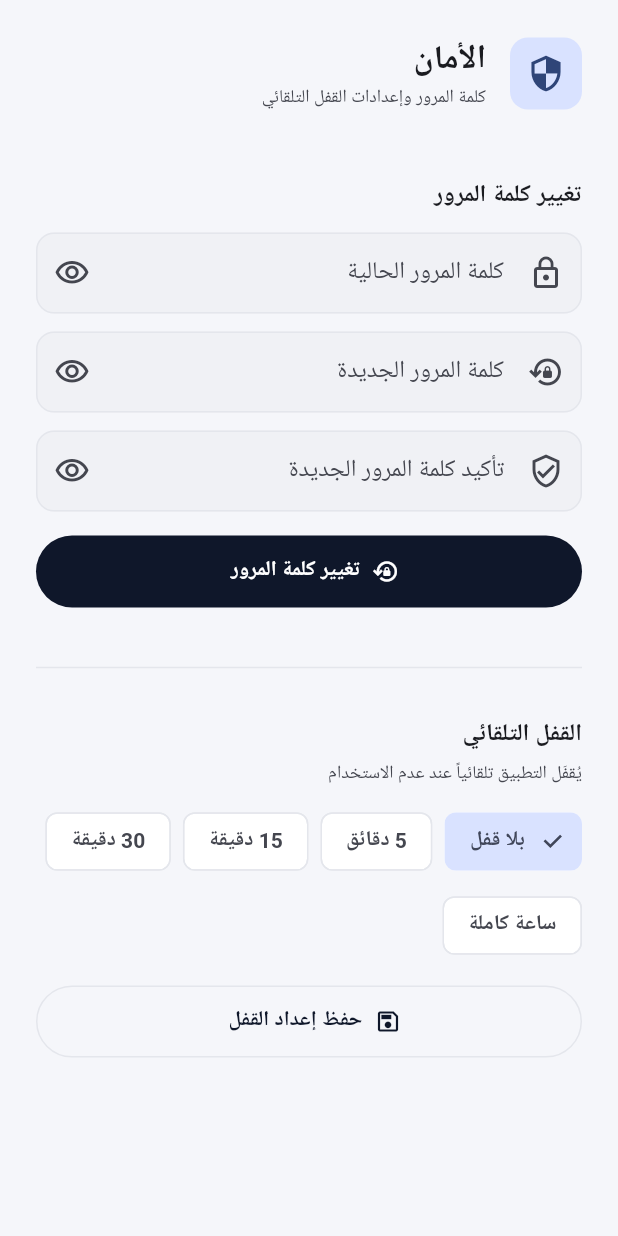
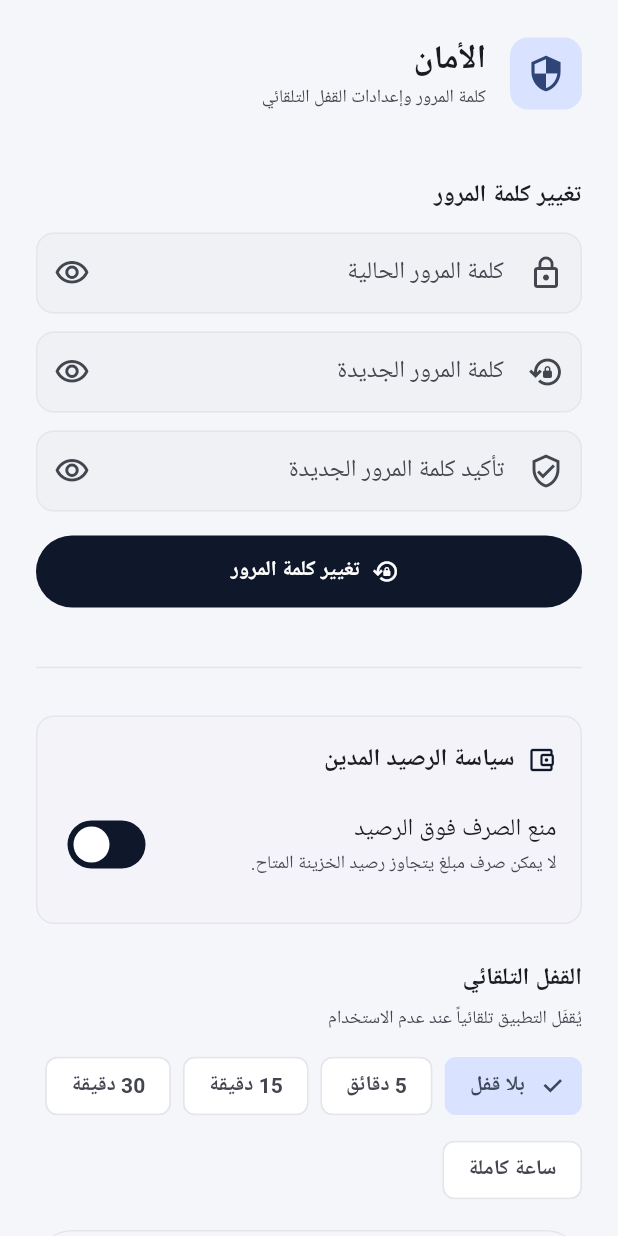
Before and after one commit to Speed3d/sanad-app, a Flutter app: the SecurityTab widget shown alone on an empty page, opened directly, on a phone screen of 412 x 824 dp. Run offline on Flutter 3.47's test engine with Material 3 defaults, Android fonts, the phone set to English and light mode, and no system bars; our stand-ins replace drift, drift_flutter, file_picker, fl_chart, flutter_animate, flutter_riverpod and 7 more; missing offline and left inert: bcrypt, excel, pointycastle; accounts and stored records are empty; generated files the repository leaves out were written again; Roboto replaces fonts that are missing (Cairo).

Commit message:
feat(data): Phase 2 - overspend prevention with a configurable policy
There was no balance check on any disbursement: a sarf voucher, transfer,
salary, or advance could drive a treasury arbitrarily negative (spend 10M from
a treasury holding 500).

Adds BalanceGuard.checkSufficientBalance() gating all four disbursement paths
(createSarf, createTransfer's source, paySalary, grantAdvance). Behaviour is
controlled by a new setting enforce_balance_check, defaulting to 'true'
(prevent) - the safer financial default - and toggleable from a new 'debit
balance policy' card in the Security tab. When disabled, negative balances are
allowed as before.

New settings keys enforce_balance_check and cloud_sync_mode, reactive
providers enforceBalanceCheck / cloudSyncMode.

Adds test/unit/balance_guard_test.dart (4 tests): rejects overspend by
default, allows within balance, allows overspend when disabled, per-currency.

Tests: 77/77 passing. Analyzer: 0 issues.

Co-Authored-By: Claude Opus 5 <noreply@anthropic.com>

```diff
--- a/lib/core/constants/app_settings_keys.dart
+++ b/lib/core/constants/app_settings_keys.dart
@@ -48,6 +48,16 @@ abstract final class AppSettingsKeys {
   /// مدة الجلسة قبل القفل التلقائي (بالدقائق) — '0' = لا قفل
   static const String autoLockMinutes = 'auto_lock_minutes';
 
+  // ── سياسات مالية ─────────────────────────────────────────────────────────
+
+  /// منع الصرف الذي يتجاوز رصيد الخزينة: 'true' = منع باتّ | 'false' = سماح
+  /// الافتراضي: منع (الأأمن مالياً) — يمكن للمالك تغييره من الإعدادات
+  static const String enforceBalanceCheck = 'enforce_balance_check';
+
+  /// نمط المزامنة السحابية: 'local' = نسخة محلية إضافية | 'drive' = Google Drive
+  /// الافتراضي: local (لأن مزامنة Drive تحتاج إعداد OAuth خارجي بعد)
+  static const String cloudSyncMode = 'cloud_sync_mode';
+
   // ── النسخ الاحتياطي ────────────────────────────────────────────────────────
 
   /// هل النسخ الاحتياطي التلقائي مفعَّل: 'true' | 'false'
--- a/lib/presentation/features/settings/tabs/security_tab.dart
+++ b/lib/presentation/features/settings/tabs/security_tab.dart
@@ -22,6 +22,7 @@ import '../../../../domain/models/user_model.dart';
 import '../../../providers/auth_provider.dart';
 import '../../../providers/database_provider.dart';
 import '../../../providers/repository_providers.dart';
+import '../../../providers/settings_provider.dart';
 import 'settings_shared.dart';
 
 /// خيارات القفل التلقائي
@@ -372,6 +373,11 @@ class _SecurityTabState extends ConsumerState<SecurityTab> {
           const Divider(),
           const SizedBox(height: 24),
 
+          // ── سياسة الرصيد المدين ────────────────────────────────────────────
+          const _BalancePolicyCard(),
+
+          const SizedBox(height: 24),
+
           // ── القفل التلقائي ─────────────────────────────────────────────────
           Text(
             'القفل التلقائي',
@@ -418,3 +424,72 @@ class _SecurityTabState extends ConsumerState<SecurityTab> {
     );
   }
 }
+
+// ─────────────────────────────────────────────────────────────────────────────
+// _BalancePolicyCard — بطاقة سياسة الرصيد المدين
+//
+// تتحكم في إعداد enforce_balance_check: هل يُمنع الصرف فوق رصيد الخزينة
+// منعاً باتّاً، أم يُسمح بالرصيد المدين؟ الافتراضي: منع.
+// ─────────────────────────────────────────────────────────────────────────────
+
+class _BalancePolicyCard extends ConsumerWidget {
+  const _BalancePolicyCard();
+
+  @override
+  Widget build(BuildContext context, WidgetRef ref) {
+    final theme = Theme.of(context);
+    // القيمة الحالية — null أو 'true' تعني المنع (الافتراضي)
+    final raw = ref.watch(enforceBalanceCheckProvider).valueOrNull;
+    final enforce = raw == null || raw == 'true';
+
+    return Container(
+      padding: const EdgeInsets.all(16),
+      decoration: BoxDecoration(
+        color: theme.colorScheme.surfaceContainerLow,
+        borderRadius: BorderRadius.circular(12),
+        border: Border.all(color: theme.colorScheme.outlineVariant),
+      ),
+      child: Column(
+        crossAxisAlignment: CrossAxisAlignment.start,
+        children: [
+          Row(
+            children: [
+              Icon(Icons.account_balance_wallet_outlined,
+                  size: 20, color: theme.colorScheme.primary),
+              const SizedBox(width: 8),
+              Text(
+                'سياسة الرصيد المدين',
+                style: theme.textTheme.titleMedium?.copyWith(
+                  fontWeight: FontWeight.w600,
+                ),
+              ),
+            ],
+          ),
+          const SizedBox(height: 8),
+          SwitchListTile(
+            contentPadding: EdgeInsets.zero,
+            value: enforce,
+            title: Text(
+              enforce ? 'منع الصرف فوق الرصيد' : 'السماح بالرصيد المدين',
+              style: theme.textTheme.bodyLarge,
+            ),
+            subtitle: Text(
+              enforce
+                  ? 'لا يمكن صرف مبلغ يتجاوز رصيد الخزينة المتاح.'
+                  : 'يُسمح بأن يصبح رصيد الخزينة سالباً (مديناً).',
+              style: theme.textTheme.bodySmall?.copyWith(
+                color: theme.colorScheme.onSurfaceVariant,
+              ),
+            ),
+            onChanged: (v) async {
+              // نُخزّن 'true'/'false' نصاً في الإعدادات
+              await ref
+                  .read(settingsRepositoryProvider)
+                  .setString(AppSettingsKeys.enforceBalanceCheck, v.toString());
+            },
+          ),
+        ],
+      ),
+    );
+  }
+}
--- a/lib/presentation/providers/settings_provider.dart
+++ b/lib/presentation/providers/settings_provider.dart
@@ -65,6 +65,25 @@ Stream<String?> secondaryCurrency(Ref ref) {
   return repo.watchSetting('secondary_currency');
 }
 
+/// Provider تفاعلي لسياسة منع الصرف فوق الرصيد
+///
+/// القيمة: 'true' = منع باتّ (الافتراضي) | 'false' = سماح بالرصيد المدين.
+/// null يعني غياب المفتاح، ويُعامَل كـ 'true' (منع) في الواجهة.
+@riverpod
+Stream<String?> enforceBalanceCheck(Ref ref) {
+  final repo = ref.watch(settingsRepositoryProvider);
+  return repo.watchSetting('enforce_balance_check');
+}
+
+/// Provider تفاعلي لنمط المزامنة السحابية
+///
+/// القيمة: 'local' = نسخة محلية إضافية (الافتراضي) | 'drive' = Google Drive.
+@riverpod
+Stream<String?> cloudSyncMode(Ref ref) {
+  final repo = ref.watch(settingsRepositoryProvider);
+  return repo.watchSetting('cloud_sync_mode');
+}
+
 /// Provider تفاعلي لسعر الصرف كـ double
 ///
 /// يُستخدَم في حسابات التحويل بين العملات
```
Also changed, not shown: lib/core/services/balance_guard.dart (added, +62 -0 lines), lib/presentation/providers/employee_providers.dart (+25 -0 lines), lib/presentation/providers/voucher_providers.dart (+25 -0 lines), lib/presentation/providers/auth_provider.g.dart, lib/presentation/providers/employee_providers.g.dart, lib/presentation/providers/fiscal_providers.g.dart, lib/presentation/providers/settings_provider.g.dart, lib/presentation/providers/voucher_providers.g.dart, 1 other file.
